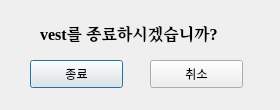
The window that exit_dialog.ui (ImBaeChoi/AI_contest) describes before a commit, drawn with Qt 5.
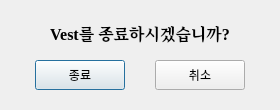
The same window after the commit.

The edit to the form file:
```diff
--- a/exit_dialog.ui
+++ b/exit_dialog.ui
@@ -16,9 +16,9 @@
   <widget class="QLabel" name="program_name">
    <property name="geometry">
     <rect>
-     <x>40</x>
+     <x>10</x>
      <y>20</y>
-     <width>191</width>
+     <width>260</width>
      <height>25</height>
     </rect>
    </property>
@@ -31,16 +31,19 @@
     </font>
    </property>
    <property name="text">
-    <string>vest를 종료하시겠습니까?</string>
+    <string>Vest를 종료하시겠습니까?</string>
+   </property>
+   <property name="alignment">
+    <set>Qt::AlignCenter</set>
    </property>
   </widget>
   <widget class="QPushButton" name="exit_btn">
    <property name="geometry">
     <rect>
-     <x>30</x>
+     <x>35</x>
      <y>60</y>
-     <width>93</width>
-     <height>28</height>
+     <width>90</width>
+     <height>30</height>
     </rect>
    </property>
    <property name="text">
@@ -50,10 +53,10 @@
   <widget class="QPushButton" name="cancel_btn">
    <property name="geometry">
     <rect>
-     <x>150</x>
+     <x>155</x>
      <y>60</y>
-     <width>93</width>
-     <height>28</height>
+     <width>90</width>
+     <height>30</height>
     </rect>
    </property>
    <property name="text">
```
